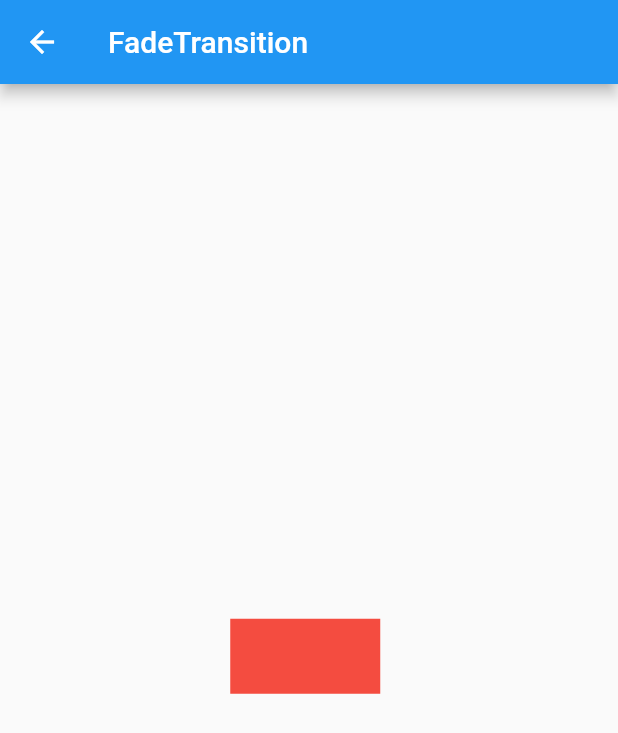
After one commit to JerryChu/flutter-weekly-widgets, a Flutter app: the FadeTransitionDemo screen opened by its route, on a phone screen of 412 x 824 dp. The commit adds this screen. Shown: the top 733 px of the screen. Run offline on Flutter 3.47's test engine with Material 2 defaults, Android fonts, the phone set to English and light mode, and no system bars.

Commit message:
fade transition

```diff
--- /dev/null
+++ b/lib/fade_transition.dart
@@ -0,0 +1,46 @@
+import 'package:flutter/material.dart';
+
+import 'base/common_widgets.dart';
+
+class FadeTransitionDemo extends StatefulWidget {
+  @override
+  State<StatefulWidget> createState() {
+    return _FadeTransitionDemoState();
+  }
+}
+
+class _FadeTransitionDemoState extends State<FadeTransitionDemo>
+    with SingleTickerProviderStateMixin {
+  AnimationController _controller;
+  Animation _animation;
+
+  @override
+  void initState() {
+    super.initState();
+    _controller =
+        AnimationController(vsync: this, duration: Duration(seconds: 2));
+    _animation = Tween(begin: 0.0, end: 1.0).animate(_controller);
+  }
+
+  @override
+  void dispose() {
+    _controller.dispose();
+    super.dispose();
+  }
+
+  @override
+  Widget build(BuildContext context) {
+    _controller.forward();
+    return Scaffold(
+      appBar: AppBar(
+        title: Text("FadeTransition"),
+      ),
+      body: Center(
+        child: FadeTransition(
+          opacity: _animation,
+          child: Center(child: ColoredContainer()),
+        ),
+      ),
+    );
+  }
+}
--- a/lib/main.dart
+++ b/lib/main.dart
@@ -1,5 +1,6 @@
 import 'package:flutter/material.dart';
 import 'package:weekly_widgets/animated_container.dart';
+import 'package:weekly_widgets/fade_transition.dart';
 import 'package:weekly_widgets/future_builder.dart';
 import 'package:weekly_widgets/opacity.dart';
 
@@ -18,6 +19,7 @@ final Map<String, WidgetBuilder> routes = {
   "AnimatedContainer": (context) => AnimatedContainerDemo(),
   "Opacity": (context) => OpacityDemo(),
   "FutureBuilder": (context) => FutureBuilderDemo(),
+  "FadeTransition": (context) => FadeTransitionDemo(),
 };
 
 // Demo for Flutter Weekly Widgets
--- a/lib/opacity.dart
+++ b/lib/opacity.dart
@@ -17,7 +17,7 @@ class _OpacityDemoState extends State<OpacityDemo> {
   Widget build(BuildContext context) {
     return Scaffold(
       appBar: AppBar(
-        title: Text("AnimatedContainer"),
+        title: Text("Opacity"),
       ),
       body: Center(
         child: Row(
```
